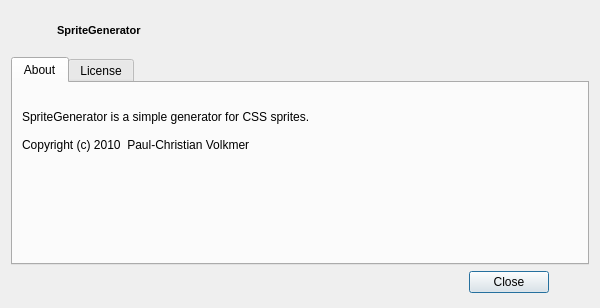
This is src/ui/infoDialog.ui in pcvolkmer/spritegenerator as Qt 5 draws it before an edit. The edited form follows.
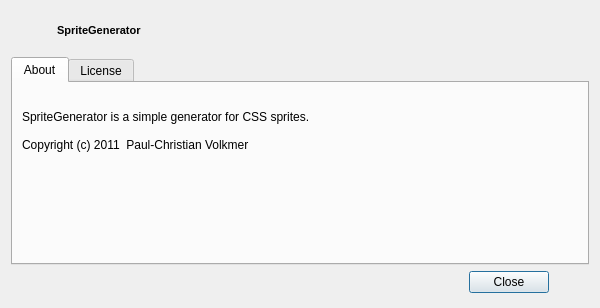
This is the edited form. Icons and pictures are not drawn.

```diff
--- a/src/ui/infoDialog.ui
+++ b/src/ui/infoDialog.ui
@@ -99,7 +99,7 @@
          <property name="text">
           <string>SpriteGenerator is a simple generator for CSS sprites.
 
-Copyright (c) 2010  Paul-Christian Volkmer</string>
+Copyright (c) 2011  Paul-Christian Volkmer</string>
          </property>
          <property name="alignment">
           <set>Qt::AlignLeading|Qt::AlignLeft|Qt::AlignVCenter</set>
```
